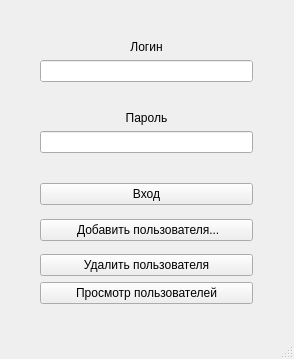
Old version of the form user_identification/useridentification.ui in the repository OrekhovaMariy/cpp-user-identification.
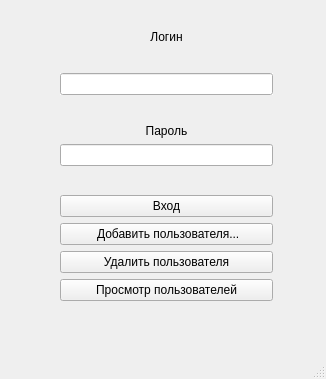
New version of the form.

Diff of the .ui file:
```diff
--- a/user_identification/useridentification.ui
+++ b/user_identification/useridentification.ui
@@ -6,8 +6,8 @@
    <rect>
     <x>0</x>
     <y>0</y>
-    <width>294</width>
-    <height>359</height>
+    <width>326</width>
+    <height>379</height>
    </rect>
   </property>
   <property name="windowTitle">
@@ -20,10 +20,10 @@
    <widget class="QWidget" name="layoutWidget">
     <property name="geometry">
      <rect>
-      <x>40</x>
-      <y>40</y>
+      <x>60</x>
+      <y>30</y>
       <width>213</width>
-      <height>264</height>
+      <height>271</height>
      </rect>
     </property>
     <layout class="QVBoxLayout" name="verticalLayout_5">
@@ -43,6 +43,19 @@
              </property>
             </widget>
            </item>
+           <item>
+            <spacer name="verticalSpacer_6">
+             <property name="orientation">
+              <enum>Qt::Vertical</enum>
+             </property>
+             <property name="sizeHint" stdset="0">
+              <size>
+               <width>20</width>
+               <height>40</height>
+              </size>
+             </property>
+            </spacer>
+           </item>
            <item>
             <widget class="QLineEdit" name="login">
              <property name="accessibleDescription">
@@ -90,6 +103,9 @@
              <property name="text">
               <string/>
              </property>
+             <property name="echoMode">
+              <enum>QLineEdit::Password</enum>
+             </property>
             </widget>
            </item>
            <item>
```
Left out of the diff: 4 changed lines with no effect on the pictures.
